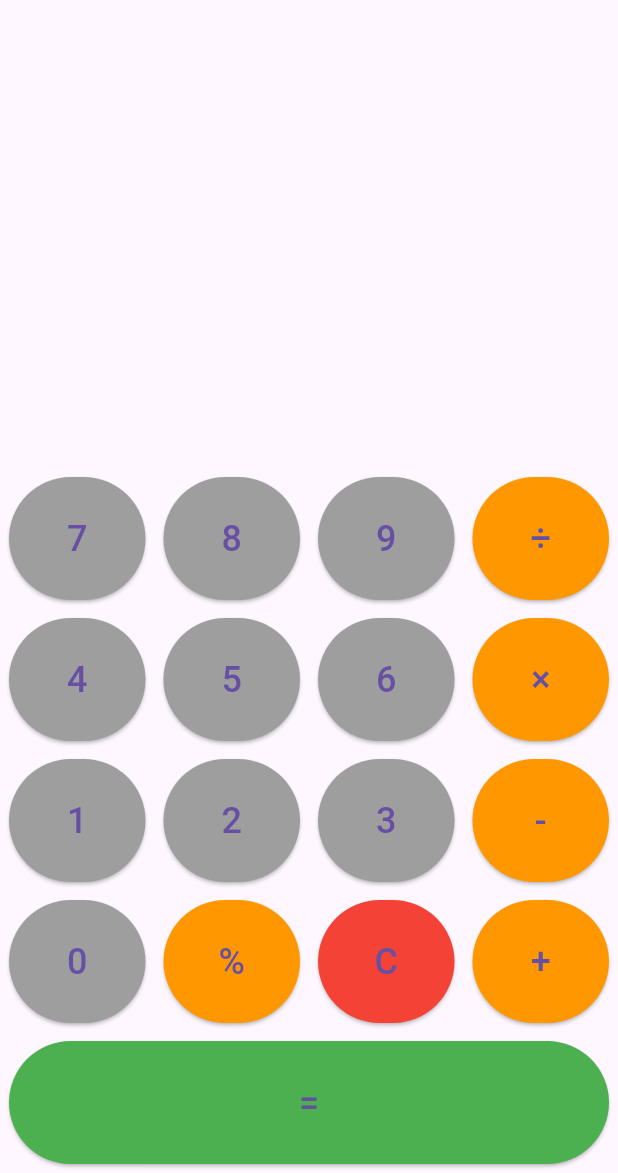
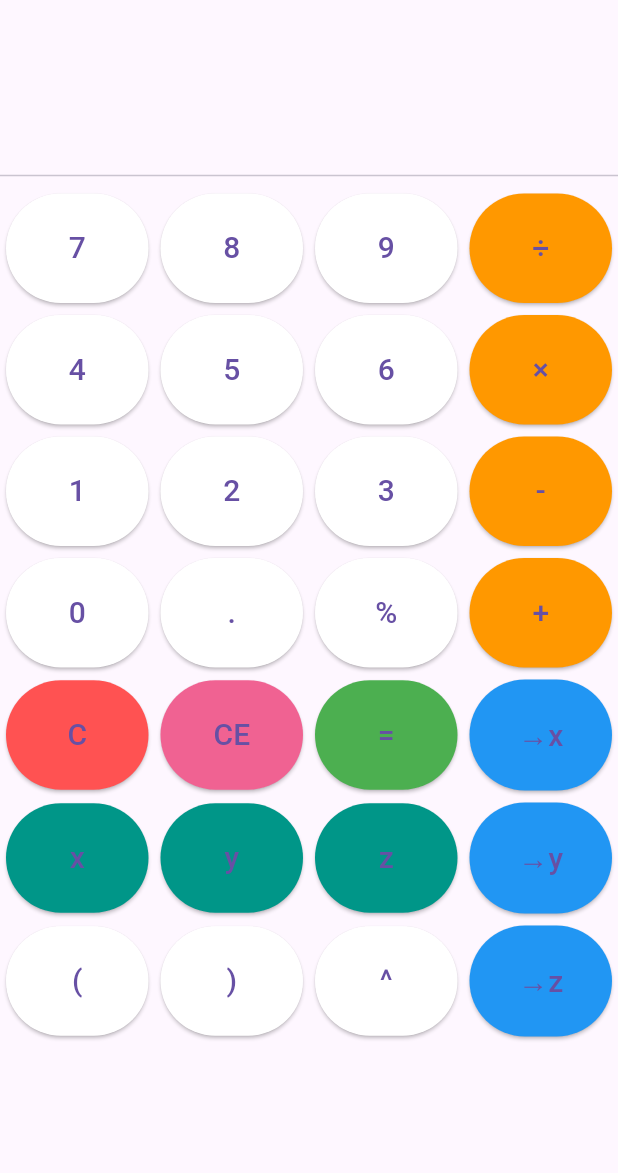
Before and after one commit to Cy2Kin3sis/AdvancedCalculator, a Flutter app: the screen it shows after launch, on a phone screen of 412 x 824 dp, the part 63-1236 px from its top. Run offline on Flutter 3.47's test engine with Material 3 defaults, Android fonts, the phone set to English and light mode, and no system bars; our stand-ins replace math_expressions.

Commit message:
Calculator v1

```diff
--- a/lib/screen.dart
+++ b/lib/screen.dart
@@ -1,5 +1,5 @@
 import 'package:flutter/material.dart';
-//import 'package:math_expressions/math_expressions.dart';
+import 'package:math_expressions/math_expressions.dart';
 
 class Screen extends StatefulWidget {
   const Screen({super.key});
@@ -8,91 +8,154 @@ class Screen extends StatefulWidget {
   ScreenState createState() => ScreenState();
 }
 class ScreenState extends State<Screen> {
-  String display = '';
+  String _expression = '';
+  String _result = '';
+  final Map<String, double> _variables = {'x': 0, 'y': 0, 'z': 0};
+  final Color ch = Colors.white;
 
-  void onButtonPressed(String value) {
+  final ShuntingYardParser _parser = ShuntingYardParser();
+  final ContextModel _contextModel = ContextModel();
+
+  void _onPressed(String value) {
     setState(() {
-      if(value == 'CE') {
-        display = '';
-      } else if(value == 'C') {
-
-      } else if(value == '=') {
-        // expression evaluation
+      if (value == 'CE') {
+        _expression = '';
+        _result = '';
+      } else if (value == 'C') {
+        if (_expression.isNotEmpty) {
+          _expression = _expression.substring(0, _expression.length - 1);
+        }
+      } else if (value == '=') {
+        _evaluateExpression();
+      } else if (value == '→x' || value == '→y' || value == '→z') {
+        final variable = value.substring(1); // Get 'x', 'y', or 'z'
+        _assignToVariable(variable);
       } else {
-        display += value;
+        _expression += value;
       }
     });
   }
 
-  Widget buildButton(String text, {Color color = Colors.grey}) {
+  // Add this method to preprocess expressions for implicit multiplication
+  String _preprocessExpression(String expr) {
+    // Replace display symbols with parser-compatible ones
+    expr = expr.replaceAll('×', '*');
+    expr = expr.replaceAll('÷', '/');
+
+    // Handle implicit multiplication patterns
+    // Pattern 1: number followed by variable (e.g., "4x", "2.5y")
+    expr = expr.replaceAllMapped(RegExp(r'(\d+\.?\d*)\s*([xyz])'), (match) => '${match.group(1)}*${match.group(2)}');
+
+    // Pattern 2: variable followed by number (e.g., "x4", "y2.5")
+    expr = expr.replaceAllMapped(RegExp(r'([xyz])\s*(\d+\.?\d*)'), (match) => '${match.group(1)}*${match.group(2)}');
+
+    // Pattern 3: variable followed by variable (e.g., "xy", "xz")
+    expr = expr.replaceAllMapped(RegExp(r'([xyz])\s*([xyz])'), (match) => '${match.group(1)}*${match.group(2)}');
+
+    // Pattern 4: number/variable followed by opening parenthesis
+    expr = expr.replaceAllMapped(RegExp(r'(\d+\.?\d*|[xyz])\s*\('), (match) => '${match.group(1)}*(');
+
+    // Pattern 5: closing parenthesis followed by number/variable
+    expr = expr.replaceAllMapped(RegExp(r'\)\s*(\d+\.?\d*|[xyz])'), (match) => ')*${match.group(1)}');
+
+    return expr;
+  }
+
+  void _bindVariables() {
+    // Clear and rebind all variables to ensure fresh context
+    _contextModel.bindVariable(Variable('x'), Number(_variables['x']!));
+    _contextModel.bindVariable(Variable('y'), Number(_variables['y']!));
+    _contextModel.bindVariable(Variable('z'), Number(_variables['z']!));
+  }
+
+  void _evaluateExpression() {
+    try {
+      final processedExpr = _preprocessExpression(_expression);
+      final exp = _parser.parse(processedExpr);
+      _bindVariables();
+
+      final eval = exp.evaluate(EvaluationType.REAL, _contextModel);
+      _result = eval.toString();
+    } catch (e) {
+      _result = 'Error: ${e.toString()}';
+    }
+  }
+
+  void _assignToVariable(String variable) {
+    try {
+      final processedExpr = _preprocessExpression(_expression);
+      final exp = _parser.parse(processedExpr);
+
+      // Bind current variable values before evaluation
+      _bindVariables();
+
+      final val = exp.evaluate(EvaluationType.REAL, _contextModel);
+      _variables[variable] = val;
+
+      // Update the context with the new variable value
+      _bindVariables();
+
+      _expression = '';
+      _result = '$variable = $val';
+    } catch (e) {
+      _result = 'Error: ${e.toString()}';
+    }
+  }
+
+  Widget _buildButton(String label, {Color color = Colors.grey}) {
     return Expanded(
       child: Padding(
-        padding: const EdgeInsets.all(6.0),
+        padding: const EdgeInsets.all(4.0),
         child: ElevatedButton(
-          onPressed: () => onButtonPressed(text),
+          onPressed: () => _onPressed(label),
           style: ElevatedButton.styleFrom(
             backgroundColor: color,
-            padding: const EdgeInsets.symmetric(vertical: 24),
+            padding: const EdgeInsets.symmetric(vertical: 22),
           ),
-          child: Text(text, style: const TextStyle(fontSize: 24)),
+          child: Text(
+            label,
+            style: const TextStyle(fontSize: 20),
+          ),
         ),
       ),
     );
   }
 
+  Widget _buildRow(List<String> labels, {List<Color>? colors}) {
+    return Row(
+      children: List.generate(
+        labels.length,
+            (i) => _buildButton(labels[i], color: colors != null ? colors[i] : Colors.grey),
+      ),
+    );
+  }
+
   @override
-  Widget build(BuildContext context) => Scaffold(
+  Widget build(BuildContext context) {
+    return Scaffold(
       appBar: AppBar(title: const Text('Advanced Calculator')),
       body: Column(
         children: [
-          Expanded(
-            child: Container(
-              alignment: Alignment.bottomRight,
-              padding: const EdgeInsets.all(24),
-              child: Text(
-                display,
-                style: const TextStyle(fontSize: 32),
-              ),
-            ),
+          Container(
+            alignment: Alignment.centerRight,
+            padding: const EdgeInsets.symmetric(horizontal: 16, vertical: 8),
+            child: Text(_expression, style: const TextStyle(fontSize: 28)),
           ),
-          Row(
-            children: [
-              buildButton('7'),
-              buildButton('8'),
-              buildButton('9'),
-              buildButton('÷', color: Colors.orange),
-            ],
+          Container(
+            alignment: Alignment.centerRight,
+            padding: const EdgeInsets.symmetric(horizontal: 16, vertical: 4),
+            child: Text(_result, style: const TextStyle(fontSize: 22, color: Colors.blueGrey)),
           ),
-          Row(
-            children: [
-              buildButton('4'),
-              buildButton('5'),
-              buildButton('6'),
-              buildButton('×', color: Colors.orange),
-            ],
-          ),
-          Row(
-            children: [
-              buildButton('1'),
-              buildButton('2'),
-              buildButton('3'),
-              buildButton('-', color: Colors.orange),
-            ],
-          ),
-          Row(
-            children: [
-              buildButton('0'),
-              buildButton('%', color: Colors.orange),
-              buildButton('C', color: Colors.red),
-              buildButton('+', color: Colors.orange),
-            ],
-          ),
-          Row(
-            children: [
-              buildButton('=', color: Colors.green),
-            ],
-          ),
+          const Divider(),
+          _buildRow(['7', '8', '9', '÷'], colors: [ch, ch, ch, Colors.orange]),
+          _buildRow(['4', '5', '6', '×'], colors: [ch, ch, ch, Colors.orange]),
+          _buildRow(['1', '2', '3', '-'], colors: [ch, ch, ch, Colors.orange]),
+          _buildRow(['0', '.', '%', '+'], colors: [ch, ch, ch, Colors.orange]),
+          _buildRow(['C', 'CE', '=', '→x'], colors: [Colors.redAccent, Colors.pink.shade300, Colors.green, Colors.blue]),
+          _buildRow(['x', 'y', 'z', '→y'], colors: [Colors.teal, Colors.teal, Colors.teal, Colors.blue]),
+          _buildRow(['(', ')', '^', '→z'], colors: [ch, ch, ch, Colors.blue]),
         ],
       ),
     );
+  }
 }
```
